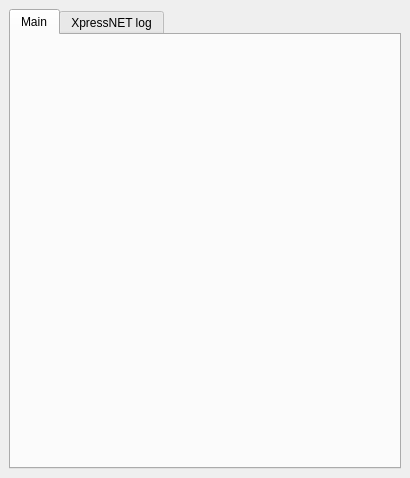
Above: form/main-window.ui from kmzbrnoI/rcs-lib-XpressNET-qt before the change. Below: the same form after it.
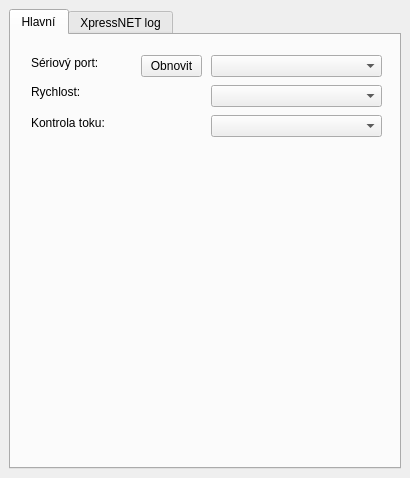
That is the form after the change. The open tabs and pages were chosen to show the change. Icons and pictures are not drawn.

Commit message: Form: add serial port selectors.

What changed in the file:
```diff
--- a/form/main-window.ui
+++ b/form/main-window.ui
@@ -53,8 +53,90 @@
       </property>
       <widget class="QWidget" name="t_main">
        <attribute name="title">
-        <string>Main</string>
+        <string>Hlavní</string>
        </attribute>
+       <widget class="QComboBox" name="cb_serial_port">
+        <property name="geometry">
+         <rect>
+          <x>200</x>
+          <y>20</y>
+          <width>171</width>
+          <height>22</height>
+         </rect>
+        </property>
+       </widget>
+       <widget class="QLabel" name="label">
+        <property name="geometry">
+         <rect>
+          <x>20</x>
+          <y>20</y>
+          <width>91</width>
+          <height>16</height>
+         </rect>
+        </property>
+        <property name="text">
+         <string>Sériový port:</string>
+        </property>
+       </widget>
+       <widget class="QLabel" name="label_2">
+        <property name="geometry">
+         <rect>
+          <x>20</x>
+          <y>50</y>
+          <width>59</width>
+          <height>14</height>
+         </rect>
+        </property>
+        <property name="text">
+         <string>Rychlost:</string>
+        </property>
+       </widget>
+       <widget class="QComboBox" name="cb_serial_speed">
+        <property name="geometry">
+         <rect>
+          <x>200</x>
+          <y>50</y>
+          <width>171</width>
+          <height>22</height>
+         </rect>
+        </property>
+       </widget>
+       <widget class="QLabel" name="label_3">
+        <property name="geometry">
+         <rect>
+          <x>20</x>
+          <y>80</y>
+          <width>91</width>
+          <height>16</height>
+         </rect>
+        </property>
+        <property name="text">
+         <string>Kontrola toku:</string>
+        </property>
+       </widget>
+       <widget class="QComboBox" name="cb_serial_flowcontrol">
+        <property name="geometry">
+         <rect>
+          <x>200</x>
+          <y>80</y>
+          <width>171</width>
+          <height>22</height>
+         </rect>
+        </property>
+       </widget>
+       <widget class="QPushButton" name="b_serial_refresh">
+        <property name="geometry">
+         <rect>
+          <x>130</x>
+          <y>20</y>
+          <width>61</width>
+          <height>22</height>
+         </rect>
+        </property>
+        <property name="text">
+         <string>Obnovit</string>
+        </property>
+       </widget>
       </widget>
       <widget class="QWidget" name="t_xn_log">
        <attribute name="title">
```
Left out of the diff: 21 changed lines with no effect on the pictures. The commit also changes 1 other file.
